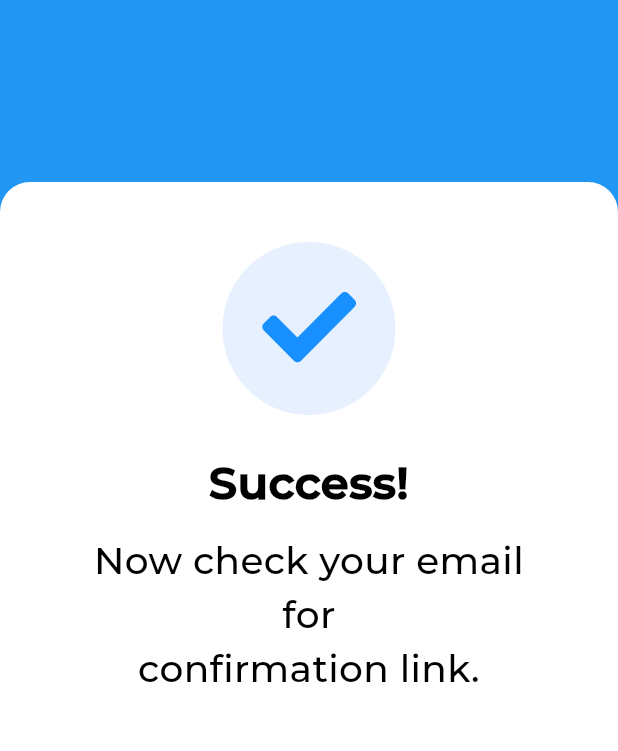
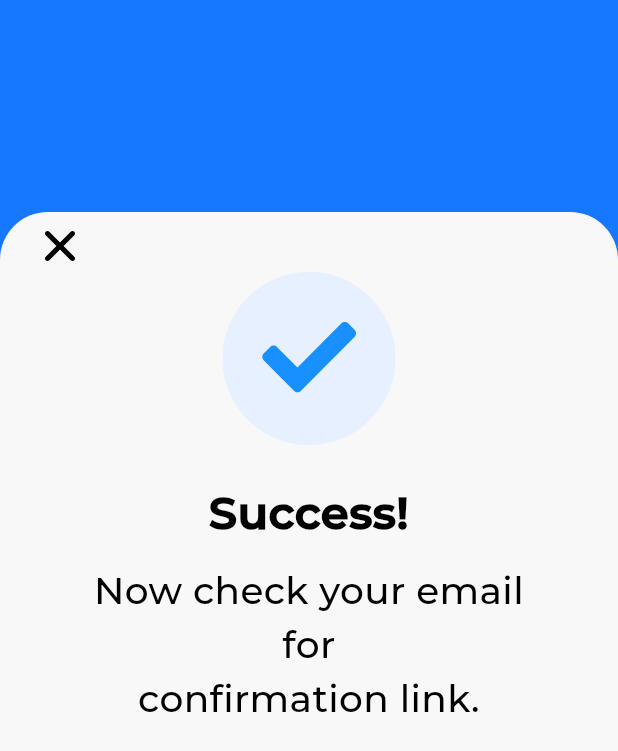
Before and after one commit to TarikKhazma/FintechApp, a Flutter app: the SuccessBackground screen opened directly, on a phone screen of 412 x 824 dp. Shown: the top 751 px of the screen. Run offline on Flutter 3.47's test engine with Material 3 defaults, Android fonts, the phone set to English and light mode, and no system bars; our stand-ins replace flutter_svg; project files that could hold a hidden picture were left out.

```diff
--- a/lib/core/navigation/app_routes.dart
+++ b/lib/core/navigation/app_routes.dart
@@ -3,5 +3,6 @@ class AppRoutes {
   static const onboarding = '/onboarding';
   static const createAccount = '/create-account';
   static const singupemail = '/singup-account-email';
+  static const createAccountSuccess = '/success-account';
   static const home = '/home';
 }
--- a/lib/features/view/auth/create_account_screen_page_two/widgets/form_widget/create_account_view_model.dart
+++ b/lib/features/view/auth/create_account_screen_page_two/widgets/form_widget/create_account_view_model.dart
@@ -27,6 +27,9 @@ class CreateAccountViewModel extends ChangeNotifier {
     if (!value.contains('@')) {
       return 'Invalid email';
     }
+    if (!value.contains('.com')) {
+      return 'Correct email';
+    }
     return null;
   }
 
--- a/lib/features/view/auth/create_account_success/view/widgets/success_background.dart
+++ b/lib/features/view/auth/create_account_success/view/widgets/success_background.dart
@@ -1,9 +1,11 @@
+import 'package:fintech_app/core/constants/app_colors.dart';
 import 'package:flutter/material.dart';
 
 class SuccessBackground extends StatelessWidget {
   final Widget child;
+  final Widget? leading;
 
-  const SuccessBackground({super.key, required this.child});
+  const SuccessBackground({super.key, required this.child, this.leading});
 
   @override
   Widget build(BuildContext context) {
@@ -13,24 +15,26 @@ class SuccessBackground extends StatelessWidget {
       body: Stack(
         clipBehavior: Clip.none,
         children: [
-          Container(height: size.height * 0.22, color: Colors.blue),
+          Container(height: size.height * 0.22, color: bluedark),
 
           Positioned(
-            top: size.height * 0.22 - 60,
+            top: size.height * 0.22 - 40,
             left: 0,
             right: 0,
             child: Container(
-              height: size.height * 0.70,
-              decoration: const BoxDecoration(
-                color: Colors.white,
+              height: size.height * 0.78,
+              decoration: BoxDecoration(
+                color: white,
                 borderRadius: BorderRadius.only(
-                  topLeft: Radius.circular(20),
-                  topRight: Radius.circular(20),
+                  topLeft: Radius.circular(32),
+                  topRight: Radius.circular(32),
                 ),
               ),
               child: SafeArea(top: false, child: child),
             ),
           ),
+
+          if (leading != null) Positioned(top: 140, left: 16, child: leading!),
         ],
       ),
     );
--- /dev/null
+++ b/lib/features/view/auth/create_account_success/view/widgets/success_icons_cloes.dart
@@ -0,0 +1,17 @@
+import 'package:fintech_app/core/resources/app_images_assets.dart';
+import 'package:flutter/material.dart';
+import 'package:flutter_svg/flutter_svg.dart';
+
+class SuccessIconsClose extends StatelessWidget {
+  final VoidCallback? onTap;
+
+  const SuccessIconsClose({super.key, this.onTap});
+
+  @override
+  Widget build(BuildContext context) {
+    return IconButton(
+      onPressed: onTap ?? () => Navigator.pop(context),
+      icon: SvgPicture.asset(IconImages.iconionicclose, width: 20, height: 20),
+    );
+  }
+}
--- a/lib/main.dart
+++ b/lib/main.dart
@@ -17,6 +17,7 @@ class MyApp extends StatelessWidget {
   Widget build(BuildContext context) {
     return MaterialApp(
       debugShowCheckedModeBanner: false,
+
       initialRoute: AppRoutes.splash,
       routes: {
         AppRoutes.splash: (_) => const SplashScreens(),
```
Also changed, not shown: lib/features/view/auth/create_account_screen_page_two/widgets/form_textfields.dart (+9 -2 lines), lib/features/view/auth/create_account_success/view/create_account_success_screen.dart (+2 -8 lines), lib/features/view/auth/create_account_success/view/widgets/success.button.dart (deleted), lib/features/view/auth/create_account_success/view/widgets/success_icons.dart (deleted).
